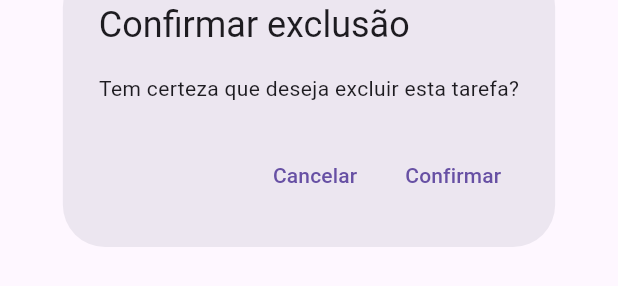
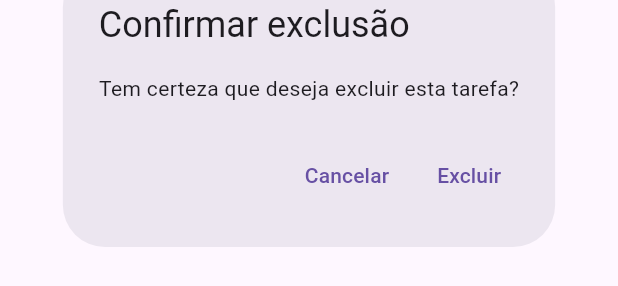
Before and after one commit to jfabiosan/dioproject, a Flutter app: the ConfirmDelDialog widget shown alone on an empty page, opened directly with empty values, on a phone screen of 412 x 824 dp. Shown: the part 512-798 px from the top of the screen. Run offline on Flutter 3.47's test engine with Material 3 defaults, Android fonts, the phone set to English and light mode, and no system bars.

Commit message:
excluir tarefa dialogo para confirmar

```diff
--- a/lib/dialog/confirm_del_dialog.dart
+++ b/lib/dialog/confirm_del_dialog.dart
@@ -14,8 +14,7 @@ class ConfirmDelDialog extends StatelessWidget {
       actions: <Widget>[
         TextButton(
           onPressed: () {
-            Navigator.of(context)
-                .pop(false); // Fecha o diálogo sem excluir a tarefa
+            Navigator.of(context).pop(); // Fecha o diálogo sem excluir a tarefa
           },
           child: const Text('Cancelar'),
         ),
@@ -23,9 +22,9 @@ class ConfirmDelDialog extends StatelessWidget {
           onPressed: () {
             onDeleteConfirmed(); // Chama a função para excluir a tarefa
             Navigator.of(context)
-                .pop(true); // Fecha o diálogo após excluir a tarefa
+                .pop(); // Fecha o diálogo após excluir a tarefa
           },
-          child: const Text('Confirmar'),
+          child: const Text('Excluir'),
         ),
       ],
     );
```
